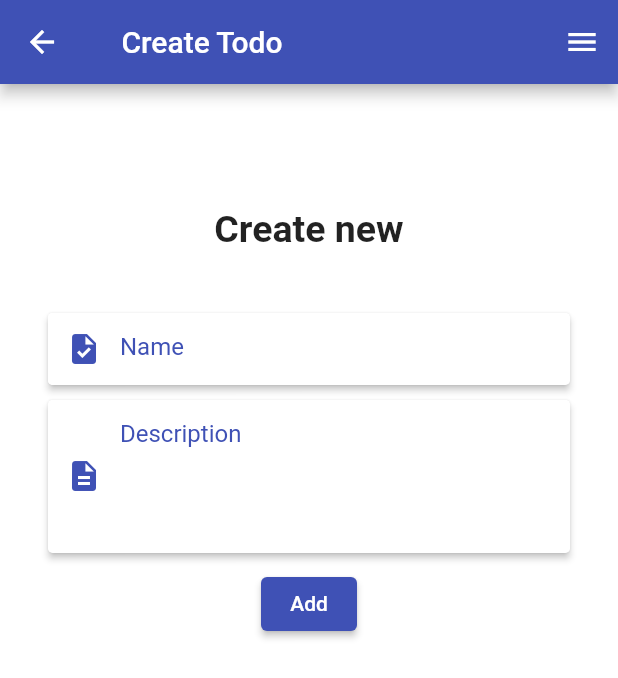
After one commit to akramghaleb/flutter-todo, a Flutter app: the screen it shows after launch, after a tap on the "add" icon, on a phone screen of 412 x 824 dp. The commit adds this screen. Shown: the top 678 px of the screen. Run offline on Flutter 3.47's test engine with Material 2 defaults, Android fonts, the phone set to English and light mode, and no system bars; our stand-ins replace shared_preferences.

Commit message:
final
final

```diff
--- a/lib/components/Drawer.dart
+++ b/lib/components/Drawer.dart
@@ -48,7 +48,8 @@ class Akram_Drawer extends StatelessWidget {
                   style: TextStyle(color: Akram_Data.appColor1 , fontFamily: 'AvenirArabic'),
                 ),
                 onTap: () {
-                  Navigator.of(context).pop();
+                  Navigator.of(context)
+                      .pushNamedAndRemoveUntil('/', (Route<dynamic> route) => false);
                 },
               ),
               ListTile(
@@ -61,7 +62,7 @@ class Akram_Drawer extends StatelessWidget {
                   style: TextStyle(color: Akram_Data.appColor1),
                 ),
                 onTap: () {
-
+                  Navigator.pushNamed(context, '/create');
                 },
               ),
 
--- a/lib/main.dart
+++ b/lib/main.dart
@@ -1,21 +1,22 @@
 import 'package:flutter/material.dart';
+import 'package:flutter_todo/models/Akram_Data.dart';
+import 'package:flutter_todo/services/saveData.dart';
 import 'package:flutter_todo/theme/style.dart';
 import 'package:flutter_todo/routes.dart';
 import 'package:flutter/cupertino.dart';
-void main() {
+Future<void> main() async {
   WidgetsFlutterBinding.ensureInitialized();
+  Akram_Data.all_tasks = await Saved_Data.get_data() as List<dynamic>;
   runApp(ExampleApp());
 }
 class ExampleApp extends StatelessWidget {
   @override
   Widget build(BuildContext context) {
+
     return MaterialApp(
         debugShowCheckedModeBanner: false,
         title: 'Todo App',
-        theme: ThemeData(
-          fontFamily: 'ElMessiri',
-          primarySwatch: Colors.indigo,
-        ),
+        theme: appTheme(),
         initialRoute: '/',
         routes: Ak_Route.routes,
         );
--- a/lib/models/Akram_Data.dart
+++ b/lib/models/Akram_Data.dart
@@ -1,8 +1,42 @@
+import 'package:flutter/material.dart';
 import 'package:flutter/widgets.dart';
+import 'package:flutter_todo/services/saveData.dart';
+import 'package:shared_preferences/shared_preferences.dart';
 
-class Akram_Data{
+class Akram_Data {
   static String appTitle = "Todo App";
   static Color appColor1 = Color(0xFF1e2e5e);
-  static Color appColor2 = Color(0xFFfbd016);
-  static Color appColor3 = Color(0xFFc0c0c0);
+
+  static List<dynamic> all_tasks = [
+
+  ];
+
+  static void set_all_tasks(List<dynamic> t) {
+    all_tasks = t;
+    Saved_Data.set_data(all_tasks);
+  }
+
+  static void task_complete(int id) {
+    all_tasks[id]['complete'] = all_tasks[id]['complete'] == '0' ? '1' : '0';
+    Saved_Data.set_data(all_tasks);
+  }
+
+  static bool is_task_completed(int id) {
+    return all_tasks[id]['complete'] == '1' ? true : false;
+  }
+
+  static void add_task(String name, String description) {
+    all_tasks.add({'name': name, 'description': description, 'complete': '0'});
+    Saved_Data.set_data(all_tasks);
+  }
+
+  static void upd_task(int id,String name, String description, complete) {
+    all_tasks[id]={'name': name, 'description': description, 'complete': complete};
+    Saved_Data.set_data(all_tasks);
+  }
+
+  static void del_task(BuildContext context,int id) {
+    all_tasks.removeAt(id);
+    Saved_Data.set_data(all_tasks);
+  }
 }
--- a/lib/routes.dart
+++ b/lib/routes.dart
@@ -1,9 +1,14 @@
 import 'package:flutter/widgets.dart';
 import 'package:flutter_todo/screens/Home/HomePage.dart';
+import 'package:flutter_todo/screens/Todo/CreatePage.dart';
+import 'package:flutter_todo/screens/Todo/EditPage.dart';
 
 class Ak_Route {
+  static int id = 0;
+
   static var routes = {
     '/': (context) => HomePage(),
-
+    '/create':(context) => CreatePage(),
+    '/update':(context) => UpdatePage(id: id,),
   };
 }
--- /dev/null
+++ b/lib/screens/Todo/CreatePage.dart
@@ -0,0 +1,136 @@
+import 'package:flutter/material.dart';
+import 'package:flutter/widgets.dart';
+import 'package:flutter_todo/components/Drawer.dart';
+import 'package:flutter_todo/models/Akram_Data.dart';
+
+class CreatePage extends StatefulWidget {
+  const CreatePage({Key? key}) : super(key: key);
+
+  @override
+  State<CreatePage> createState() => _CreatePageState();
+}
+
+class _CreatePageState extends State<CreatePage> {
+  final _formKey = GlobalKey<FormState>();
+  String name = '';
+  String description = '';
+  @override
+  Widget build(BuildContext context) {
+    return Scaffold(
+      appBar: AppBar(
+        leading: IconButton(
+          icon: Icon(Icons.arrow_back),
+          onPressed: () => Navigator.pop(context, false),
+        ),
+        title: Row(children: const [
+          //Icon(Icons.check_box),
+          SizedBox(
+            width: 9,
+          ),
+          Text('Create Todo')
+        ]),
+      ),
+      endDrawer: Akram_Drawer(),
+      body: ListView(
+        children: [
+          SizedBox(height: MediaQuery.of(context).size.height * 0.1,),
+          const Center(
+              child: Text(
+            'Create new',
+            style: TextStyle(fontSize: 25, fontWeight: FontWeight.bold),
+          )),
+          SizedBox(height: MediaQuery.of(context).size.height * 0.05,),
+          Container(
+            padding: EdgeInsets.fromLTRB(0, 0, 0, 0),
+            child: Form(
+              key: _formKey,
+              child: Column(
+                children: <Widget>[
+                  Padding(
+                      padding: EdgeInsets.symmetric(horizontal: 32),
+                      child: Material(
+                          elevation: 2.0,
+                          borderRadius: BorderRadius.all(Radius.circular(3)),
+                          child: TextFormField(
+                            decoration: const InputDecoration(
+                                //labelText: 'Name',
+                                hintText: 'Name',
+                                prefixIcon: Material(
+                                  elevation: 0,
+                                  borderRadius:
+                                      BorderRadius.all(Radius.circular(3)),
+                                  child: Icon(
+                                    Icons.task,
+                                    color: Colors.indigo,
+                                  ),
+                                ),
+                                border: InputBorder.none,
+                                contentPadding: EdgeInsets.symmetric(
+                                    horizontal: 25, vertical: 13)),
+                            validator: (value) {
+                              if (value == null || value.isEmpty) {
+                                return 'Please enter some text';
+                              }
+                              return null;
+                            },
+                            onChanged: (value){
+                              name = value.toString();
+                            },
+                          ))),
+                  const SizedBox(height: 10,),
+                  Padding(
+                      padding: EdgeInsets.symmetric(horizontal: 32),
+                      child: Material(
+                          elevation: 2.0,
+                          borderRadius: BorderRadius.all(Radius.circular(3)),
+                          child: TextFormField(
+                            maxLines: 4,
+                            decoration: const InputDecoration(
+                                //labelText: 'Description',
+                                hintText: 'Description',
+                                prefixIcon: Material(
+                                  elevation: 0,
+                                  borderRadius:
+                                  BorderRadius.all(Radius.circular(3)),
+                                  child: Icon(
+                                    Icons.description,
+                                    color: Colors.indigo,
+                                  ),
+                                ),
+                                border: InputBorder.none,
+                                contentPadding: EdgeInsets.symmetric(
+                                    horizontal: 25, vertical: 13)),
+                            validator: (value) {
+                              if (value == null || value.isEmpty) {
+                                return 'Please enter some text';
+                              }
+                              return null;
+                            },
+                            onChanged: (value){
+                              description = value.toString();
+                            },
+                          ))),
+                  const SizedBox(height: 10,),
+                  ElevatedButton(
+                    onPressed: () {
+                      if (_formKey.currentState!.validate()) {
+                        Akram_Data.add_task(name,description);
+                        Navigator.of(context)
+                            .pushNamedAndRemoveUntil('/', (Route<dynamic> route) => false);
+                        ScaffoldMessenger.of(context).showSnackBar(
+                          const SnackBar(content: Text('Added Successfully')),
+                        );
+
+                      }
+                    },
+                    child: const Text('Add'),
+                  ),
+                ],
+              ),
+            ),
+          )
+        ],
+      ),
+    );
+  }
+}
--- /dev/null
+++ b/lib/services/saveData.dart
@@ -0,0 +1,25 @@
+
+
+import 'dart:convert';
+
+import 'package:shared_preferences/shared_preferences.dart';
+
+class Saved_Data{
+  static Future<void> set_data(List<dynamic> _data) async {
+    String d = json.encode(_data);
+    final prefs = await SharedPreferences.getInstance();
+    await prefs.setString('all_tasks', d);
+  }
+
+  static Future<List<dynamic>> get_data() async {
+    final prefs = await SharedPreferences.getInstance();
+    String all_tasks = '';
+    all_tasks = (prefs.getString('all_tasks') != null ?prefs.getString('all_tasks'):'')!;
+    print (all_tasks);
+    if(all_tasks != ''){
+      return json.decode(all_tasks);
+    }else{
+      return [];
+    }
+  }
+}
--- a/lib/theme/style.dart
+++ b/lib/theme/style.dart
@@ -2,12 +2,13 @@ import 'package:flutter/material.dart';
 
 ThemeData appTheme() {
   return ThemeData(
-    primaryColor: Colors.white,
-    accentColor: Colors.orange,
-    hintColor: Colors.white,
-    dividerColor: Colors.white,
-    buttonColor: Colors.white,
-    scaffoldBackgroundColor: Colors.black,
-    canvasColor: Colors.black,
+    primarySwatch: Colors.indigo,
+    primaryColor: Colors.indigo,
+    accentColor: Colors.indigoAccent,
+    hintColor: Colors.indigo,
+    dividerColor: Colors.indigo,
+    buttonColor: Colors.indigo,
+    scaffoldBackgroundColor: Colors.white,
+    canvasColor: Colors.white,
   );
 }
--- a/pubspec.yaml
+++ b/pubspec.yaml
@@ -35,6 +35,7 @@ dependencies:
   # Use with the CupertinoIcons class for iOS style icons.
   cupertino_icons: ^1.0.2
   http: ^0.13.4
+  shared_preferences: ^2.0.15
 
 dev_dependencies:
   flutter_test:
@@ -57,6 +58,7 @@ flutter:
   # included with your application, so that you can use the icons in
   # the material Icons class.
   uses-material-design: true
+
 
   # To add assets to your application, add an assets section, like this:
   # assets:
```
Also changed, not shown: lib/screens/Home/HomePage.dart (+131 -147 lines), lib/screens/Todo/EditPage.dart (added, +147 -0 lines), pubspec.lock, scs/1.png (added), scs/2.png (added), scs/3.png (added), scs/4.png (added), 6 other files.
